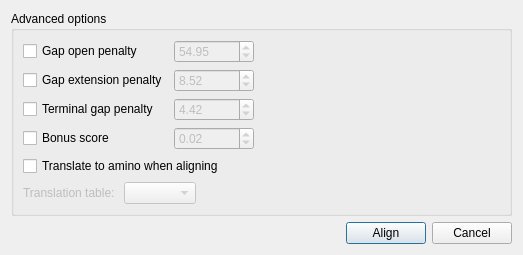
The window that src/plugins_3rdparty/kalign/src/ui/KalignDialog.ui (violethaze74/ugene) describes before a commit, drawn with Qt 5.
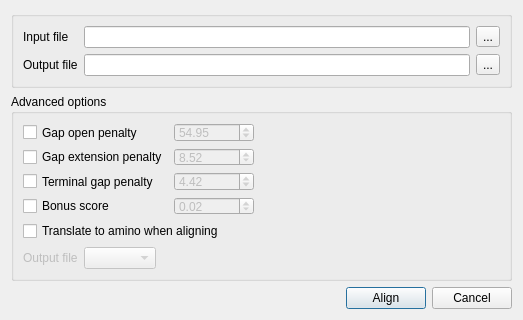
The same window after the commit.

Patch:
```diff
--- a/src/plugins_3rdparty/kalign/src/ui/KalignDialog.ui
+++ b/src/plugins_3rdparty/kalign/src/ui/KalignDialog.ui
@@ -7,15 +7,96 @@
     <x>0</x>
     <y>0</y>
     <width>523</width>
-    <height>216</height>
+    <height>320</height>
    </rect>
   </property>
+  <property name="sizePolicy">
+   <sizepolicy hsizetype="Expanding" vsizetype="Expanding">
+    <horstretch>0</horstretch>
+    <verstretch>0</verstretch>
+   </sizepolicy>
+  </property>
+  <property name="minimumSize">
+   <size>
+    <width>0</width>
+    <height>100</height>
+   </size>
+  </property>
+  <property name="maximumSize">
+   <size>
+    <width>523</width>
+    <height>320</height>
+   </size>
+  </property>
   <property name="windowTitle">
    <string>Align with Kalign</string>
   </property>
   <layout class="QVBoxLayout" name="verticalLayout">
    <item>
+    <layout class="QGridLayout" name="gridLayout_5">
+     <item row="0" column="0">
+      <layout class="QGridLayout" name="gridLayout_4">
+       <item row="0" column="0">
+        <widget class="QGroupBox" name="inputGroupBox">
+         <property name="sizePolicy">
+          <sizepolicy hsizetype="Expanding" vsizetype="Preferred">
+           <horstretch>0</horstretch>
+           <verstretch>0</verstretch>
+          </sizepolicy>
+         </property>
+         <property name="title">
+          <string/>
+         </property>
+         <layout class="QGridLayout" name="gridLayout_3">
+          <item row="0" column="0">
+           <layout class="QGridLayout" name="gridLayout_2">
+            <item row="0" column="0">
+             <widget class="QLabel" name="inputFileLabel">
+              <property name="text">
+               <string>Input file</string>
+              </property>
+             </widget>
+            </item>
+            <item row="0" column="1">
+             <widget class="QLineEdit" name="inputFileLineEdit"/>
+            </item>
+            <item row="0" column="2">
+             <widget class="QToolButton" name="inputFilePathButton">
+              <property name="text">
+               <string>...</string>
+              </property>
+             </widget>
+            </item>
+            <item row="1" column="0">
+             <widget class="QLabel" name="outputFileLabel">
+              <property name="text">
+               <string>Output file</string>
+              </property>
+             </widget>
+            </item>
+            <item row="1" column="1">
+             <widget class="QLineEdit" name="outputFileLineEdit"/>
+            </item>
+            <item row="1" column="2">
+             <widget class="QToolButton" name="outputFilePathButton">
+              <property name="text">
+               <string>...</string>
+              </property>
+             </widget>
+            </item>
+           </layout>
+          </item>
+         </layout>
+        </widget>
+       </item>
+       <item row="1" column="0">
     <widget class="QGroupBox" name="groupBox_2">
+         <property name="sizePolicy">
+          <sizepolicy hsizetype="Preferred" vsizetype="Preferred">
+           <horstretch>0</horstretch>
+           <verstretch>0</verstretch>
+          </sizepolicy>
+         </property>
      <property name="title">
       <string>Advanced options</string>
      </property>
@@ -207,7 +288,7 @@
            <bool>false</bool>
           </property>
           <property name="text">
-           <string>Translation table: </string>
+               <string>Output file</string>
           </property>
          </widget>
         </item>
@@ -236,20 +317,7 @@
      </layout>
     </widget>
    </item>
-   <item>
-    <spacer name="verticalSpacer">
-     <property name="orientation">
-      <enum>Qt::Vertical</enum>
-     </property>
-     <property name="sizeHint" stdset="0">
-      <size>
-       <width>20</width>
-       <height>3</height>
-      </size>
-     </property>
-    </spacer>
-   </item>
-   <item>
+       <item row="2" column="0">
     <layout class="QHBoxLayout" name="horizontalLayout">
      <item>
       <spacer name="horizontalSpacer">
@@ -258,7 +326,7 @@
        </property>
        <property name="sizeHint" stdset="0">
         <size>
-         <width>40</width>
+             <width>340</width>
          <height>20</height>
         </size>
        </property>
@@ -280,6 +348,10 @@
         <string>Cancel</string>
        </property>
       </widget>
+         </item>
+        </layout>
+       </item>
+      </layout>
      </item>
     </layout>
    </item>
```
Lines whose indentation alone changed are shown as unchanged.
